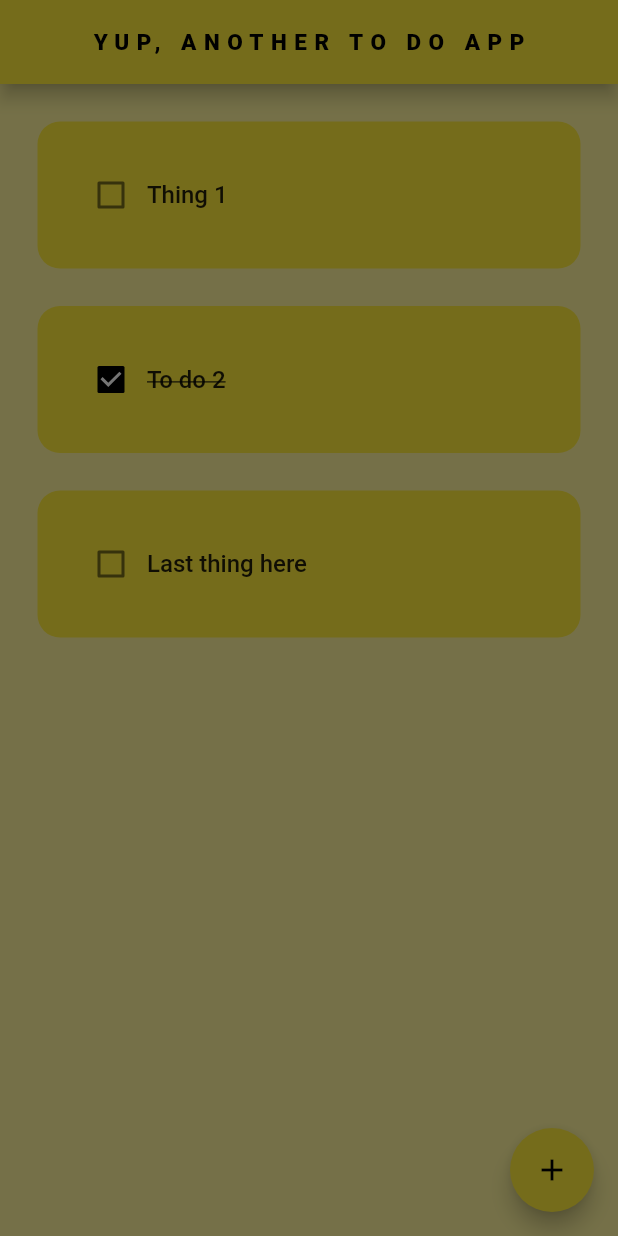
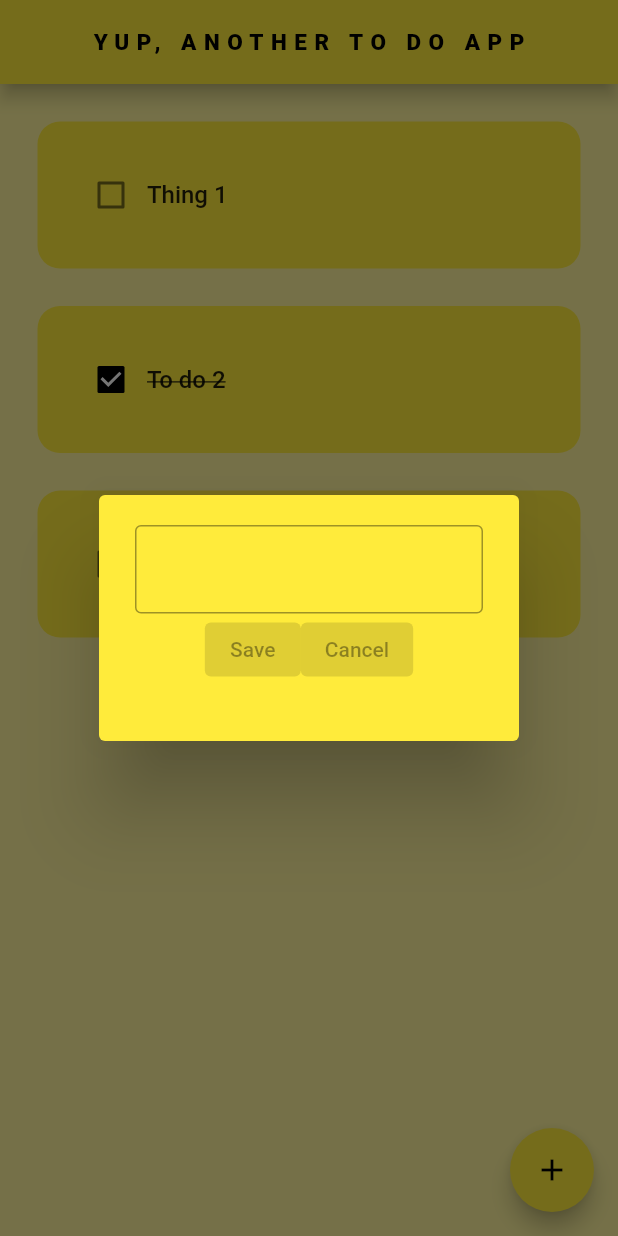
Before and after one commit to itsMike05/To-Do-Flutter, a Flutter app: the screen it shows after launch, after a tap on the "add" icon, on a phone screen of 412 x 824 dp. Run offline on Flutter 3.47's test engine with Material 2 defaults, Android fonts, the phone set to English and light mode, and no system bars.

Commit message:
Added outline to the dialog border, and "Save/Cancel" buttons

```diff
--- a/lib/util/new_item_dialog.dart
+++ b/lib/util/new_item_dialog.dart
@@ -5,6 +5,29 @@ class NewItemDialog extends StatelessWidget {
 
   @override
   Widget build(BuildContext context) {
-    return AlertDialog();
+    return AlertDialog(
+      backgroundColor: Colors.yellow,
+      content: Container(
+        height: 120,
+        child: Column(
+          children: [
+            // Get user input
+            TextField(
+              decoration: InputDecoration(border: OutlineInputBorder()),
+            ),
+
+            // Save / Cancel buttons
+
+            Row(
+              mainAxisAlignment: MainAxisAlignment.center,
+              children: [
+                ElevatedButton(onPressed: null, child: Text("Save")),
+                ElevatedButton(onPressed: null, child: Text("Cancel")),
+              ],
+            ),
+          ],
+        ),
+      ),
+    );
   }
 }
```
